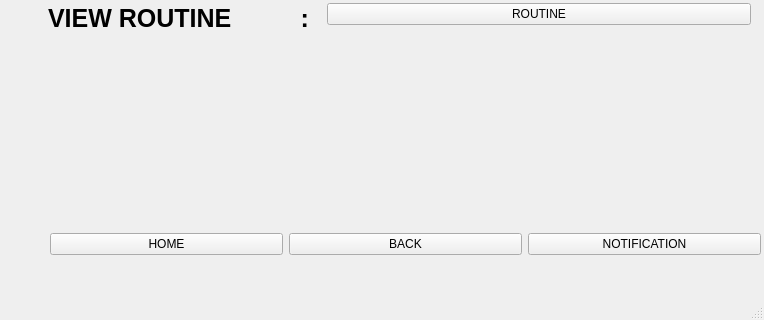
Old version of the form teacherwindow.ui in the repository Shasank12345/QT_PROJECT; both pictures show x 0 to 764 and y 211 to 531 of the 764 by 531 pixel window.
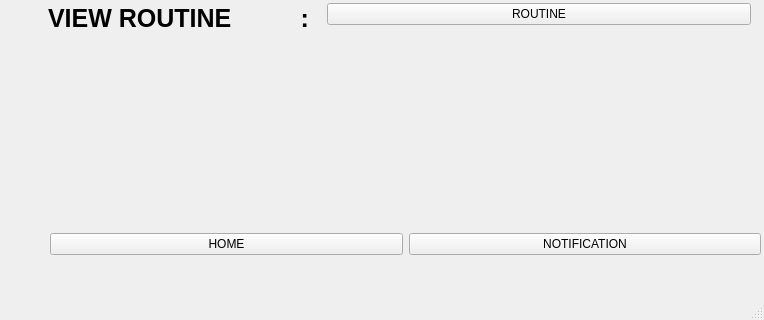
New version of the form. Icons and pictures are not drawn.

```diff
--- a/teacherwindow.ui
+++ b/teacherwindow.ui
@@ -217,16 +217,6 @@
        </property>
       </widget>
      </item>
-     <item>
-      <widget class="QPushButton" name="pushButton_5">
-       <property name="styleSheet">
-        <string notr="true">color: rgb(0, 0, 0);</string>
-       </property>
-       <property name="text">
-        <string>BACK</string>
-       </property>
-      </widget>
-     </item>
      <item>
       <widget class="QPushButton" name="pushButton_4">
        <property name="styleSheet">
```
Left out of the diff: 2 changed lines with no effect on the pictures.
